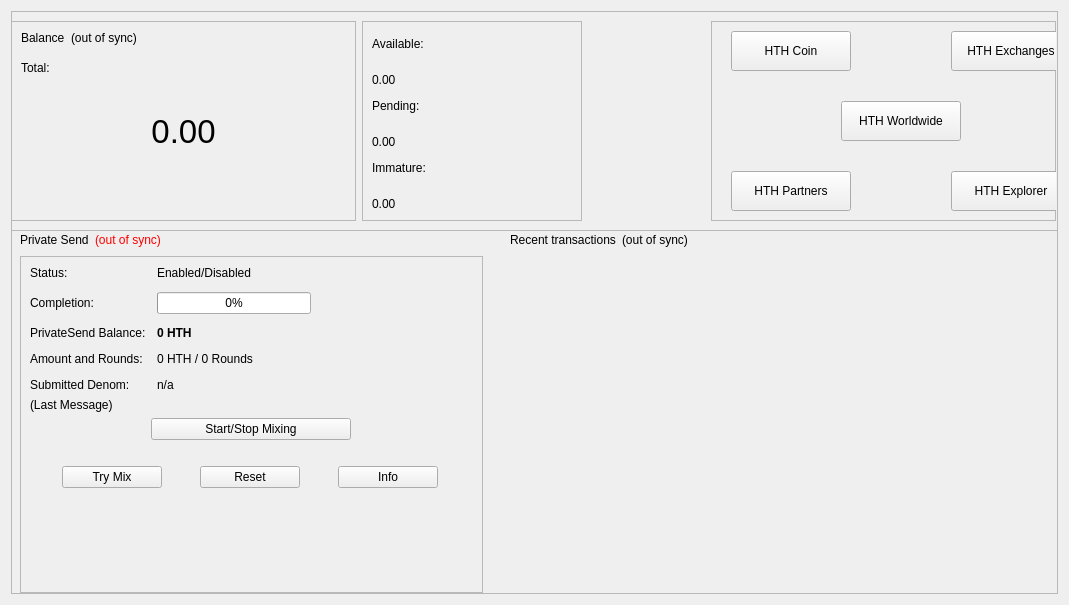
devilking6105/HTH-Legacy, file src/qt/forms/overviewpage.ui: the form before one commit.
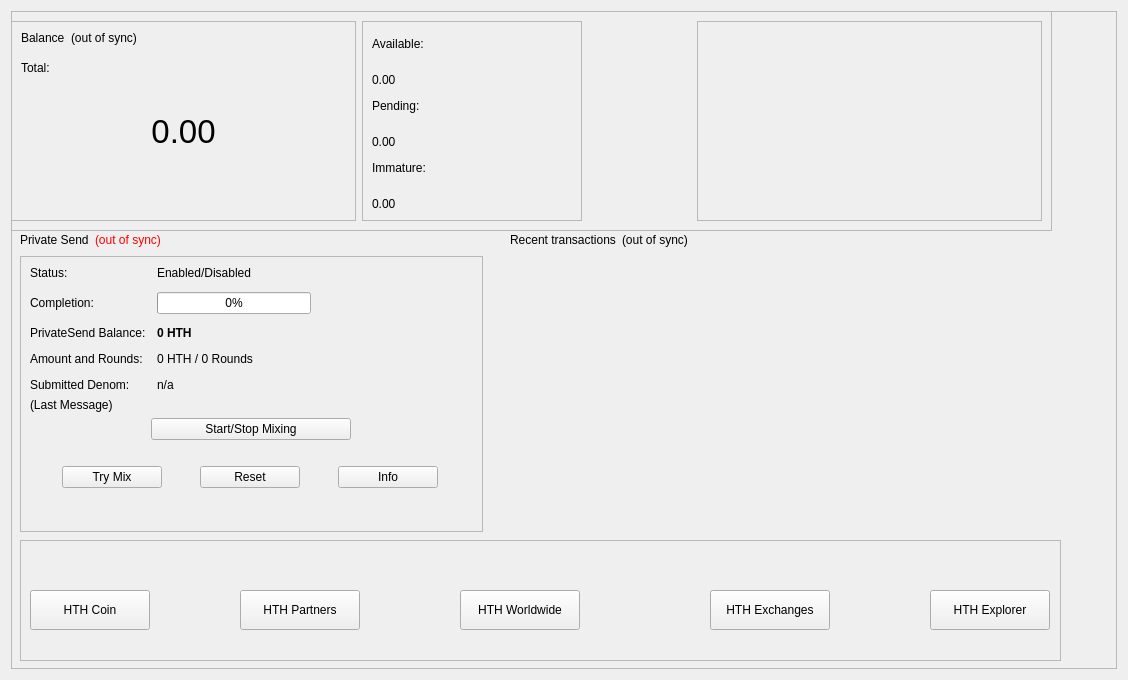
The form after the commit.

```diff
--- a/src/qt/forms/overviewpage.ui
+++ b/src/qt/forms/overviewpage.ui
@@ -6,8 +6,8 @@
    <rect>
     <x>0</x>
     <y>0</y>
-    <width>1069</width>
-    <height>605</height>
+    <width>1128</width>
+    <height>680</height>
    </rect>
   </property>
   <property name="minimumSize">
@@ -36,7 +36,7 @@
        <rect>
         <x>-10</x>
         <y>0</y>
-        <width>1065</width>
+        <width>1051</width>
         <height>220</height>
        </rect>
       </property>
@@ -475,89 +475,7 @@
           <property name="frameShadow">
            <enum>QFrame::Raised</enum>
           </property>
-          <layout class="QVBoxLayout" name="verticalLayout_5">
-           <item>
-            <widget class="QFrame" name="frame_logo_horizontal">
-             <property name="minimumSize">
-              <size>
-               <width>345</width>
-               <height>140</height>
-              </size>
-             </property>
-             <widget class="QPushButton" name="pushButton_Website">
-              <property name="geometry">
-               <rect>
-                <x>120</x>
-                <y>70</y>
-                <width>120</width>
-                <height>40</height>
-               </rect>
-              </property>
-              <property name="toolTip">
-               <string>Visit Help The Homeless Worldwide A NJ Nonprofit Corporation</string>
-              </property>
-              <property name="styleSheet">
-               <string notr="true">&lt;a href=&quot;https://www.helpthehomelessworldwide.org&quot;&gt;&lt;/a&gt;</string>
-              </property>
-              <property name="text">
-               <string>HTH Worldwide</string>
-              </property>
-             </widget>
-             <widget class="QPushButton" name="pushButton_Website_1">
-              <property name="geometry">
-               <rect>
-                <x>10</x>
-                <y>0</y>
-                <width>120</width>
-                <height>40</height>
-               </rect>
-              </property>
-              <property name="text">
-               <string>HTH Coin</string>
-              </property>
-             </widget>
-             <widget class="QPushButton" name="pushButton_Website_2">
-              <property name="geometry">
-               <rect>
-                <x>230</x>
-                <y>140</y>
-                <width>120</width>
-                <height>40</height>
-               </rect>
-              </property>
-              <property name="text">
-               <string>HTH Explorer</string>
-              </property>
-             </widget>
-             <widget class="QPushButton" name="pushButton_Website_3">
-              <property name="geometry">
-               <rect>
-                <x>230</x>
-                <y>0</y>
-                <width>120</width>
-                <height>40</height>
-               </rect>
-              </property>
-              <property name="text">
-               <string>HTH Exchanges</string>
-              </property>
-             </widget>
-             <widget class="QPushButton" name="pushButton_Website_4">
-              <property name="geometry">
-               <rect>
-                <x>10</x>
-                <y>140</y>
-                <width>120</width>
-                <height>40</height>
-               </rect>
-              </property>
-              <property name="text">
-               <string>HTH Partners</string>
-              </property>
-             </widget>
-            </widget>
-           </item>
-          </layout>
+          <layout class="QVBoxLayout" name="verticalLayout_5"/>
          </widget>
         </widget>
        </item>
@@ -569,7 +487,7 @@
         <x>0</x>
         <y>210</y>
         <width>481</width>
-        <height>381</height>
+        <height>320</height>
        </rect>
       </property>
       <property name="minimumSize">
@@ -912,7 +830,7 @@
         <x>490</x>
         <y>210</y>
         <width>571</width>
-        <height>381</height>
+        <height>320</height>
        </rect>
       </property>
       <property name="minimumSize">
@@ -1013,6 +931,93 @@
        </item>
       </layout>
      </widget>
+     <widget class="QFrame" name="frame_3">
+      <property name="geometry">
+       <rect>
+        <x>9</x>
+        <y>529</y>
+        <width>1041</width>
+        <height>121</height>
+       </rect>
+      </property>
+      <property name="frameShape">
+       <enum>QFrame::StyledPanel</enum>
+      </property>
+      <property name="frameShadow">
+       <enum>QFrame::Raised</enum>
+      </property>
+      <widget class="QPushButton" name="pushButton_Website_4">
+       <property name="geometry">
+        <rect>
+         <x>220</x>
+         <y>50</y>
+         <width>120</width>
+         <height>40</height>
+        </rect>
+       </property>
+       <property name="text">
+        <string>HTH Partners</string>
+       </property>
+      </widget>
+      <widget class="QPushButton" name="pushButton_Website_1">
+       <property name="geometry">
+        <rect>
+         <x>10</x>
+         <y>50</y>
+         <width>120</width>
+         <height>40</height>
+        </rect>
+       </property>
+       <property name="text">
+        <string>HTH Coin</string>
+       </property>
+      </widget>
+      <widget class="QPushButton" name="pushButton_Website">
+       <property name="geometry">
+        <rect>
+         <x>440</x>
+         <y>50</y>
+         <width>120</width>
+         <height>40</height>
+        </rect>
+       </property>
+       <property name="toolTip">
+        <string>Visit Help The Homeless Worldwide A NJ Nonprofit Corporation</string>
+       </property>
+       <property name="styleSheet">
+        <string notr="true">&lt;a href=&quot;https://www.helpthehomelessworldwide.org&quot;&gt;&lt;/a&gt;</string>
+       </property>
+       <property name="text">
+        <string>HTH Worldwide</string>
+       </property>
+      </widget>
+      <widget class="QPushButton" name="pushButton_Website_3">
+       <property name="geometry">
+        <rect>
+         <x>690</x>
+         <y>50</y>
+         <width>120</width>
+         <height>40</height>
+        </rect>
+       </property>
+       <property name="text">
+        <string>HTH Exchanges</string>
+       </property>
+      </widget>
+      <widget class="QPushButton" name="pushButton_Website_2">
+       <property name="geometry">
+        <rect>
+         <x>910</x>
+         <y>50</y>
+         <width>120</width>
+         <height>40</height>
+        </rect>
+       </property>
+       <property name="text">
+        <string>HTH Explorer</string>
+       </property>
+      </widget>
+     </widget>
     </widget>
    </item>
   </layout>
```
